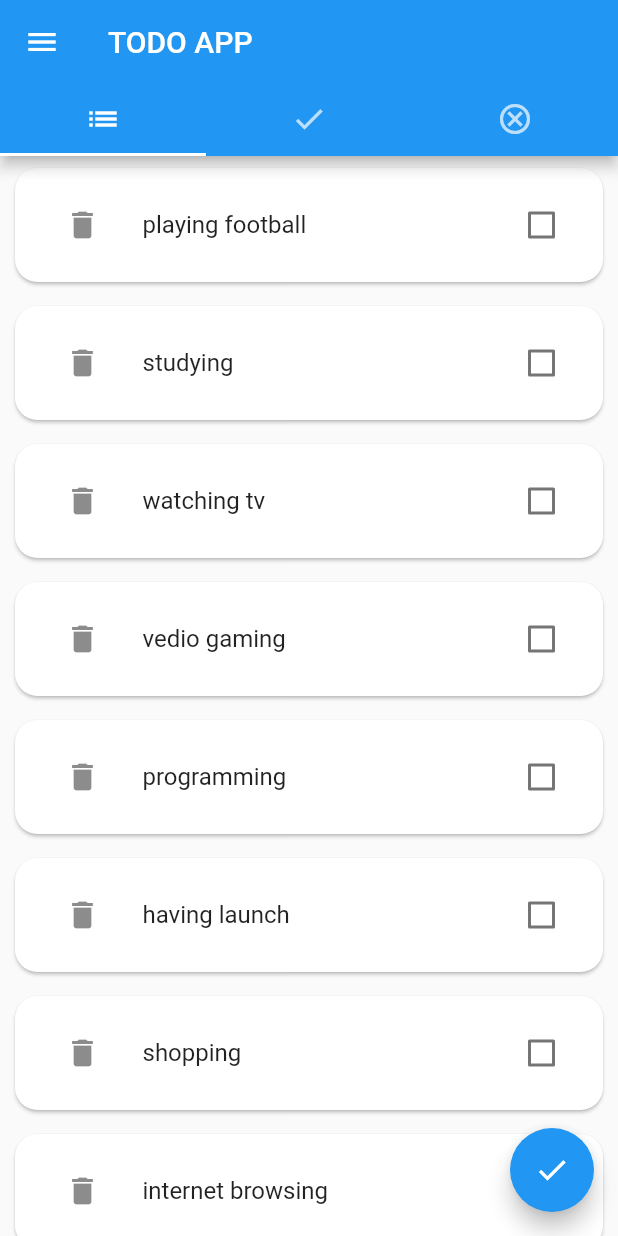
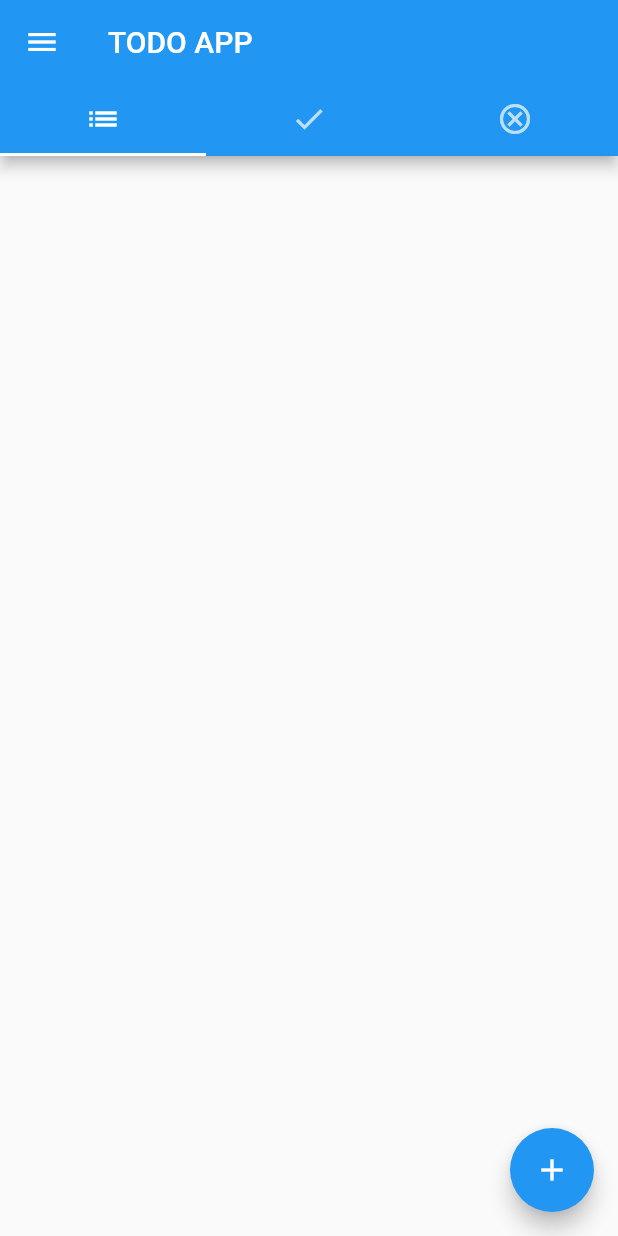
Before and after one commit to shadysamara/gd_todo_app, a Flutter app: the TodoMainPage screen opened directly, on a phone screen of 412 x 824 dp. Run offline on Flutter 3.47's test engine with Material 2 defaults, Android fonts, the phone set to English and light mode, and no system bars; our stand-ins replace easy_localization, flutter_screenutil, lottie.

Commit message:
new task screen and router class

```diff
--- a/lib/data/dummy_data.dart
+++ b/lib/data/dummy_data.dart
@@ -1,12 +1,3 @@
 import 'package:todo_ui/models/task.dart';
 
-List<Task> allTasks = [
-  Task(title: 'playing football'),
-  Task(title: 'studying'),
-  Task(title: 'watching tv'),
-  Task(title: 'vedio gaming'),
-  Task(title: 'programming'),
-  Task(title: 'having launch'),
-  Task(title: 'shopping'),
-  Task(title: 'internet browsing'),
-];
+List<Task> allTasks = [];
--- a/lib/naviagation_example/page1.dart
+++ b/lib/naviagation_example/page1.dart
@@ -2,11 +2,13 @@ import 'dart:developer';
 
 import 'package:flutter/material.dart';
 import 'package:todo_ui/naviagation_example/page2.dart';
+import 'package:todo_ui/router.dart';
 
 class Page1 extends StatelessWidget {
   static String routeName = 'page1';
   String paramaeters;
   Page1({this.paramaeters});
+
   Future<bool> backIfCanPop(context) async {
     if (Navigator.canPop(context)) {
       Navigator.pop(context);
@@ -44,6 +46,8 @@ class Page1 extends StatelessWidget {
         body: Center(
           child: ElevatedButton(
               onPressed: () async {
+                RouterClass.routerClass
+                    .pushToSpecificScreenUsingWidget(Page2());
                 // var x = getAsyncSum(1, 2);
                 // log(x.toString());
                 // Future<String> message = Navigator.of(context)
@@ -54,7 +58,7 @@ class Page1 extends StatelessWidget {
                 // }));
                 // print(message);
                 // backIfCanPop(context);
-                Navigator.of(context).pushNamed('screen2', arguments: 'hello');
+                // Navigator.of(context).pushNamed('screen2', arguments: 'hello');
               },
               child: Text('Go to screen2')),
         ),
--- a/lib/naviagation_example/splach_screen.dart
+++ b/lib/naviagation_example/splach_screen.dart
@@ -1,5 +1,7 @@
 import 'package:flutter/material.dart';
 import 'package:todo_ui/naviagation_example/page1.dart';
+import 'package:todo_ui/router.dart';
+import 'package:todo_ui/ui/todo_main_page.dart';
 
 class SplachScreen extends StatefulWidget {
   @override
@@ -9,9 +11,7 @@ class SplachScreen extends StatefulWidget {
 class _SplachScreenState extends State<SplachScreen> {
   NavigationFunction(context) async {
     await Future.delayed(Duration(seconds: 3));
-    Navigator.of(context).pushReplacement(MaterialPageRoute(builder: (context) {
-      return Page1();
-    }));
+    RouterClass.routerClass.pushToSpecificScreenUsingWidget(TodoMainPage());
   }
 
   @override
--- /dev/null
+++ b/lib/router.dart
@@ -0,0 +1,28 @@
+import 'package:flutter/material.dart';
+import 'package:todo_ui/naviagation_example/page1.dart';
+import 'package:todo_ui/naviagation_example/page2.dart';
+
+class RouterClass {
+  RouterClass._();
+  static RouterClass routerClass = RouterClass._();
+  GlobalKey<NavigatorState> navKey = GlobalKey<NavigatorState>();
+  pushToSpecificScreenByName(String screenName) {
+    navKey.currentState.pushNamed(screenName);
+  }
+
+  pushToSpecificScreenUsingWidget(Widget widget) {
+    BuildContext context = navKey.currentContext;
+    navKey.currentState.push(MaterialPageRoute(builder: (context) {
+      return widget;
+    }));
+  }
+
+  popFunction() {
+    navKey.currentState.pop();
+  }
+
+  Map<String, Widget Function(BuildContext)> map = {
+    'screen1': (context) => Page1(),
+    'screen2': (context) => Page2(),
+  };
+}
--- a/lib/ui/todo_main_page.dart
+++ b/lib/ui/todo_main_page.dart
@@ -3,9 +3,11 @@ import 'dart:developer';
 import 'package:flutter/material.dart';
 import 'package:todo_ui/data/dummy_data.dart';
 import 'package:todo_ui/models/task.dart';
+import 'package:todo_ui/router.dart';
 import 'package:todo_ui/ui/screens/all_tasks_screen.dart';
 import 'package:todo_ui/ui/screens/complete_tasks_screen.dart';
 import 'package:todo_ui/ui/screens/inComplete_tasks_screen.dart';
+import 'package:todo_ui/ui/screens/new_task_screen.dart';
 
 class TodoMainPage extends StatefulWidget {
   @override
@@ -50,9 +52,10 @@ class _TodoMainPageState extends State<TodoMainPage>
     return MediaQuery.of(context).orientation == Orientation.portrait
         ? Scaffold(
             floatingActionButton: FloatingActionButton(
-              child: Icon(Icons.done),
+              child: Icon(Icons.add),
               onPressed: () {
-                tabController.animateTo(1);
+                RouterClass.routerClass
+                    .pushToSpecificScreenUsingWidget(NewTaskScreen());
               },
             ),
             drawer: Drawer(
```
Also changed, not shown: lib/main.dart (+3 -4 lines), lib/ui/screens/new_task_screen.dart (added, +113 -0 lines).
